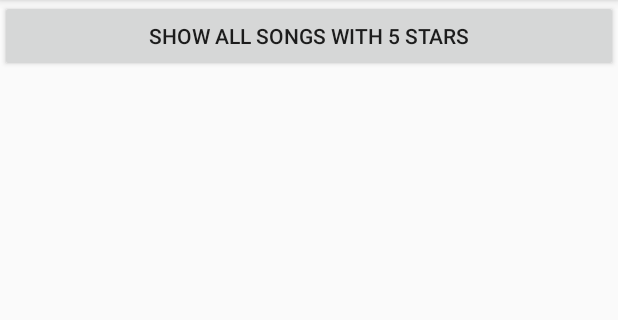
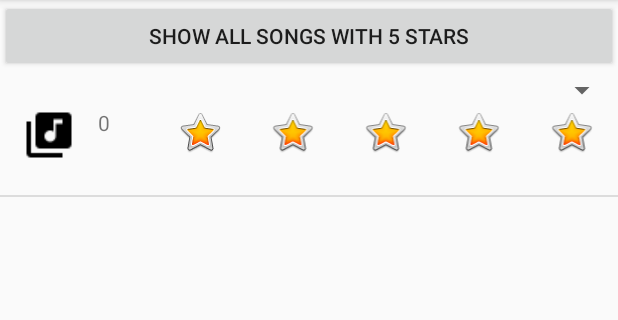
Before and after one commit to 15017363/P05-NDPSONGS, an Android app: the SecondActivity screen opened directly, with no data from a screen before it, on a phone screen of 412 x 824 dp, the part 84-404 px from its top. Run offline under Robolectric (Android 15) with nearby library versions, the phone set to English and light mode, and no system bars.

Commit message:
initial commit

```diff
--- a/app/src/main/java/com/example/a15017363/p05ndpsongs/SecondActivity.java
+++ b/app/src/main/java/com/example/a15017363/p05ndpsongs/SecondActivity.java
@@ -2,12 +2,37 @@ package com.example.a15017363.p05ndpsongs;
 
 import android.support.v7.app.AppCompatActivity;
 import android.os.Bundle;
+import android.widget.ArrayAdapter;
+import android.widget.Button;
+import android.widget.ListView;
+import android.widget.Spinner;
+
+import java.util.ArrayList;
 
 public class SecondActivity extends AppCompatActivity {
+    Button btnShow;
+    Spinner spinnerYear;
+    ArrayAdapter spinnerAdapter;
+    ListView lvSong;
+    ArrayList<Song> SongList = new ArrayList<Song>();
+    SongAdapter caSong = null;
 
     @Override
     protected void onCreate(Bundle savedInstanceState) {
         super.onCreate(savedInstanceState);
         setContentView(R.layout.activity_second);
+        lvSong = (ListView)findViewById(R.id.lvSong);
+        caSong = new SongAdapter(this, R.layout.row, SongList);
+        lvSong.setAdapter(caSong);
+
+        DBHelper db = new DBHelper(SecondActivity.this);
+        ArrayList<Song> song = db.getAllSongs();
+        db.close();
+
+        for (int i = 0; i < song.size(); i++){
+            SongList.add(new Song(song.get(i).get_id(), song.get(i).getTitle(), song.get(i).getSingers(), song.get(i).getYear(),song.get(i).getStars()));
+        }
+        caSong.notifyDataSetChanged();
+
     }
 }
--- /dev/null
+++ b/app/src/main/java/com/example/a15017363/p05ndpsongs/SongAdapter.java
@@ -0,0 +1,59 @@
+package com.example.a15017363.p05ndpsongs;
+
+import android.content.Context;
+import android.util.Log;
+import android.view.LayoutInflater;
+import android.view.View;
+import android.view.ViewGroup;
+import android.widget.ArrayAdapter;
+import android.widget.ImageView;
+import android.widget.TextView;
+
+import java.util.ArrayList;
+
+/**
+ * Created by 15017103 on 18/5/2017.
+ */
+
+public class SongAdapter extends ArrayAdapter<Song>{
+    Context context;
+    ArrayList<Song> song;
+    TextView tvYear, tvTitle, tvSinger;
+    int resource;
+    ImageView ivStar1, ivStar2, ivStar3, ivStar4, ivStar5;
+
+    public SongAdapter(Context context, int resource, ArrayList<Song> song) {
+        super(context, resource, song);
+        this.context = context;
+        this.song = song;
+        this.resource = resource;
+    }
+
+    @Override
+    public View getView(int position, View convertView, ViewGroup parent) {
+        LayoutInflater inflater = (LayoutInflater) context
+                .getSystemService(Context.LAYOUT_INFLATER_SERVICE);
+
+        View rowView = inflater.inflate(resource, parent, false);
+
+        //Match the UI components with Java variables
+        tvYear = (TextView) rowView.findViewById(R.id.tvYear);
+        tvTitle = (TextView) rowView.findViewById(R.id.tvTitle);
+        tvSinger = (TextView) rowView.findViewById(R.id.tvSinger);
+        ivStar1 = (ImageView) rowView.findViewById(R.id.ivStar1);
+        ivStar2 = (ImageView) rowView.findViewById(R.id.ivStar2);
+        ivStar3 = (ImageView) rowView.findViewById(R.id.ivStar3);
+        ivStar4 = (ImageView) rowView.findViewById(R.id.ivStar4);
+        ivStar5 = (ImageView) rowView.findViewById(R.id.ivStar5);
+
+        Song current = song.get(position);
+        tvYear.setText("" + current.getYear());
+        tvTitle.setText(current.getTitle());
+        tvSinger.setText(current.getSingers());
+
+
+        return rowView;
+    }
+
+
+}
--- a/app/src/main/res/layout/activity_second.xml
+++ b/app/src/main/res/layout/activity_second.xml
@@ -8,8 +8,18 @@
     tools:context="com.example.a15017363.p05ndpsongs.SecondActivity">
 
     <Button
-        android:id="@+id/button"
+        android:id="@+id/btnShow"
         android:layout_width="match_parent"
         android:layout_height="wrap_content"
         android:text="Show all songs with 5 Stars" />
+
+    <Spinner
+        android:id="@+id/spinnerYear"
+        android:layout_width="match_parent"
+        android:layout_height="wrap_content" />
+
+    <ListView
+        android:id="@+id/lvSong"
+        android:layout_width="match_parent"
+        android:layout_height="match_parent" />
 </LinearLayout>
--- /dev/null
+++ b/app/src/main/res/layout/row.xml
@@ -0,0 +1,79 @@
+<?xml version="1.0" encoding="utf-8"?>
+<LinearLayout xmlns:android="http://schemas.android.com/apk/res/android"
+    xmlns:app="http://schemas.android.com/apk/res-auto"
+    android:orientation="vertical" android:layout_width="match_parent"
+    android:layout_height="match_parent">
+
+    <LinearLayout
+        android:layout_width="match_parent"
+        android:layout_height="wrap_content"
+        android:orientation="horizontal">
+
+        <ImageView
+            android:id="@+id/imageView"
+            android:layout_width="wrap_content"
+            android:layout_height="wrap_content"
+            android:layout_weight="1"
+            app:srcCompat="@drawable/ic_library_music" />
+
+        <LinearLayout
+            android:layout_width="wrap_content"
+            android:layout_height="wrap_content"
+            android:layout_weight="1"
+            android:orientation="vertical">
+
+            <TextView
+                android:id="@+id/tvYear"
+                android:layout_width="match_parent"
+                android:layout_height="wrap_content"
+                android:text="TextView" />
+
+            <TextView
+                android:id="@+id/tvTitle"
+                android:layout_width="match_parent"
+                android:layout_height="wrap_content"
+                android:text="TextView" />
+
+            <TextView
+                android:id="@+id/tvSinger"
+                android:layout_width="match_parent"
+                android:layout_height="wrap_content"
+                android:text="TextView" />
+        </LinearLayout>
+
+        <ImageView
+            android:id="@+id/ivStar1"
+            android:layout_width="wrap_content"
+            android:layout_height="wrap_content"
+            android:layout_weight="1"
+            app:srcCompat="@android:drawable/btn_star_big_on" />
+
+        <ImageView
+            android:id="@+id/ivStar2"
+            android:layout_width="wrap_content"
+            android:layout_height="wrap_content"
+            android:layout_weight="1"
+            app:srcCompat="@android:drawable/btn_star_big_on" />
+
+        <ImageView
+            android:id="@+id/ivStar3"
+            android:layout_width="wrap_content"
+            android:layout_height="wrap_content"
+            android:layout_weight="1"
+            app:srcCompat="@android:drawable/btn_star_big_on" />
+
+        <ImageView
+            android:id="@+id/ivStar4"
+            android:layout_width="wrap_content"
+            android:layout_height="wrap_content"
+            android:layout_weight="1"
+            app:srcCompat="@android:drawable/btn_star_big_on" />
+
+        <ImageView
+            android:id="@+id/ivStar5"
+            android:layout_width="wrap_content"
+            android:layout_height="wrap_content"
+            android:layout_weight="1"
+            app:srcCompat="@android:drawable/btn_star_big_on" />
+    </LinearLayout>
+</LinearLayout>
--- a/app/src/main/res/values/strings.xml
+++ b/app/src/main/res/values/strings.xml
@@ -1,3 +1,11 @@
 <resources>
     <string name="app_name">P05 NDP SONGS</string>
+    <string-array name="spinnerYear">
+        <item>IDR</item>
+        <item>INR</item>
+        <item>MYR</item>
+        <item>VND</item>
+        <item>CNY</item>
+        <item>PHP</item>
+    </string-array>
 </resources>
--- a/build.gradle
+++ b/build.gradle
@@ -5,7 +5,7 @@ buildscript {
         jcenter()
     }
     dependencies {
-        classpath 'com.android.tools.build:gradle:2.3.1'
+        classpath 'com.android.tools.build:gradle:2.3.2'
 
         // NOTE: Do not place your application dependencies here; they belong
         // in the individual module build.gradle files
```
